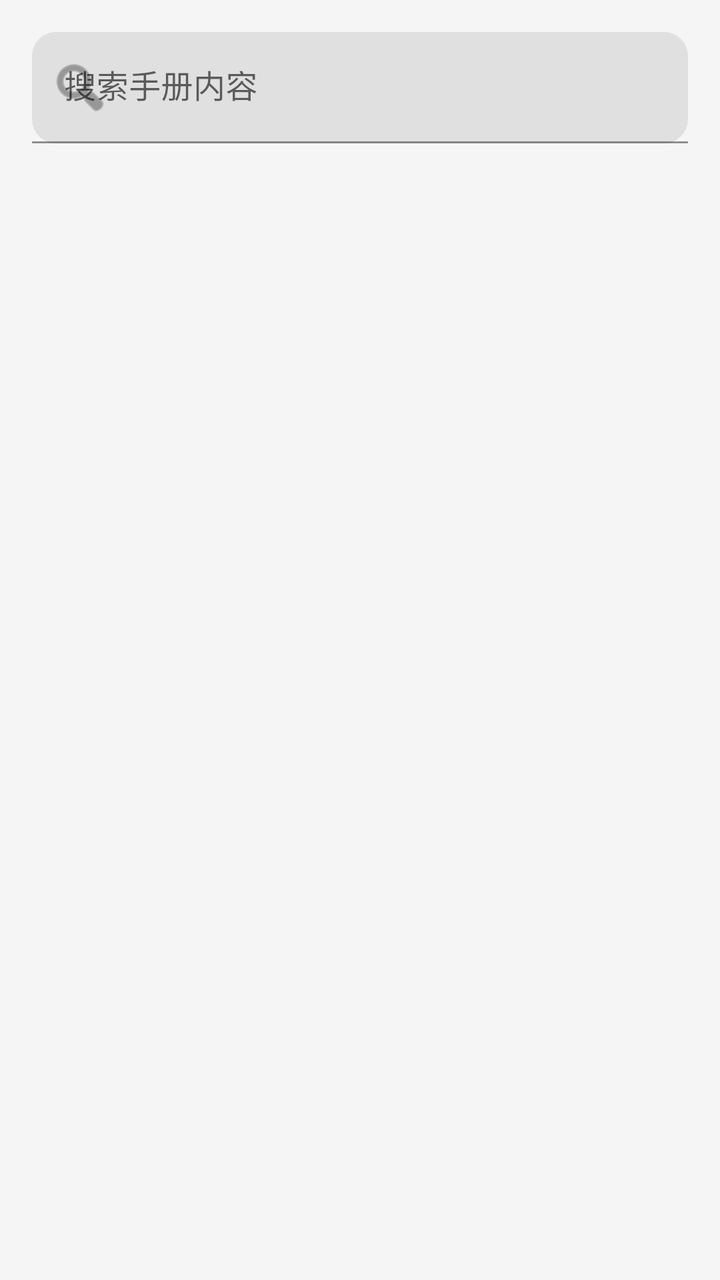
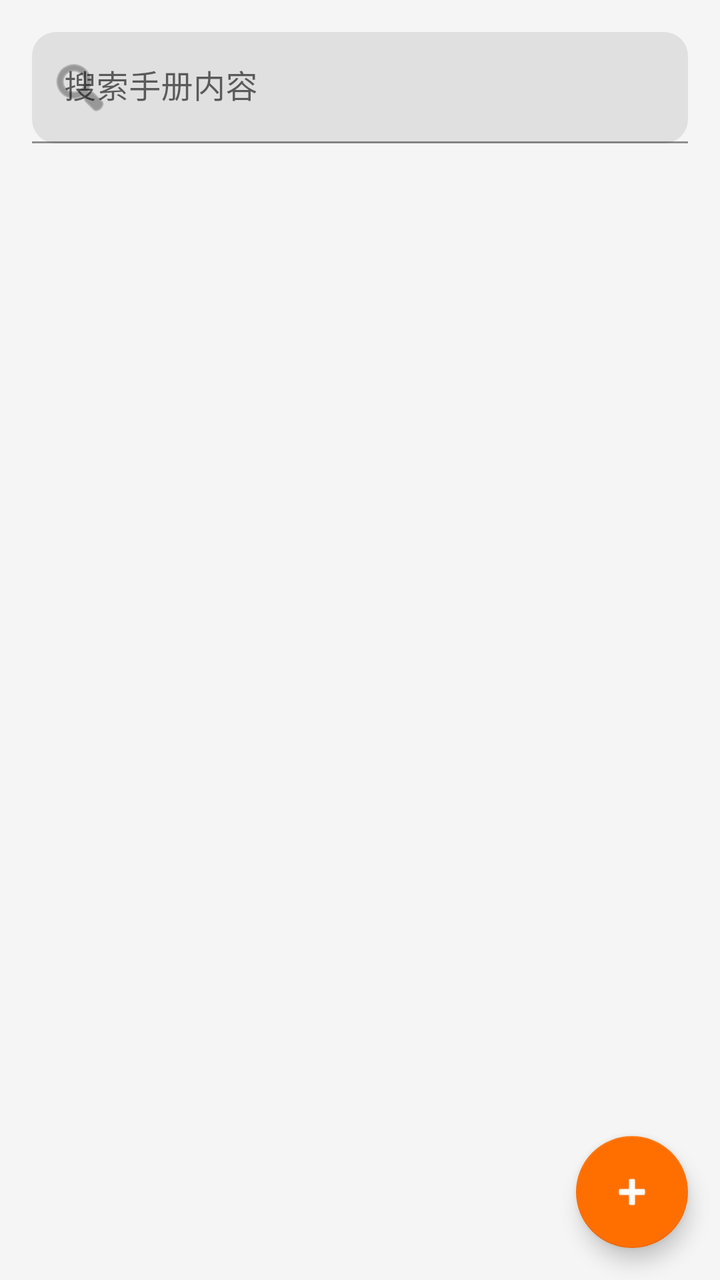

An Android layout rendered at two revisions. The XML below is the earlier revision; the diff shows what the commit changed to produce the second picture.
<!-- AndroidManifest.xml: application theme Theme.OncologyHandbook -->
<!-- res/layout/fragment_manual.xml -->
<?xml version="1.0" encoding="utf-8"?>
<LinearLayout xmlns:android="http://schemas.android.com/apk/res/android"
    android:layout_width="match_parent"
    android:layout_height="match_parent"
    android:background="@color/bg_gray"
    android:orientation="vertical">

    <com.google.android.material.textfield.TextInputLayout
        android:layout_width="match_parent"
        android:layout_height="wrap_content"
        android:layout_margin="16dp"
        android:hint="搜索手册内容"
        app:boxCornerRadiusBottomEnd="12dp"
        app:boxCornerRadiusBottomStart="12dp"
        app:boxCornerRadiusTopEnd="12dp"
        app:boxCornerRadiusTopStart="12dp"
        app:startIconDrawable="@android:drawable/ic_menu_search"
        xmlns:app="http://schemas.android.com/apk/res-auto">

        <com.google.android.material.textfield.TextInputEditText
            android:id="@+id/et_search"
            android:layout_width="match_parent"
            android:layout_height="wrap_content"
            android:imeOptions="actionSearch"
            android:inputType="text"
            android:maxLines="1" />
    </com.google.android.material.textfield.TextInputLayout>

    <androidx.recyclerview.widget.RecyclerView
        android:id="@+id/recycler_view"
        android:layout_width="match_parent"
        android:layout_height="match_parent"
        android:clipToPadding="false"
        android:paddingHorizontal="16dp"
        android:paddingBottom="16dp" />

</LinearLayout>
<!-- resources referenced by this layout -->
<resources>
  <color name="bg_gray">#F5F5F5</color>
  <style name="Theme.OncologyHandbook" parent="Theme.MaterialComponents.Light.NoActionBar">
          <item name="colorPrimary">@color/primary</item>
          <item name="colorPrimaryVariant">@color/primary_dark</item>
          <item name="colorOnPrimary">@color/white</item>
          <item name="colorSecondary">@color/accent</item>
          <item name="colorSecondaryVariant">@color/accent</item>
          <item name="colorOnSecondary">@color/white</item>
          <item name="android:statusBarColor">@color/primary_dark</item>
          <item name="android:windowBackground">@color/bg_gray</item>
      </style>
  <color name="primary">#1565C0</color>
  <color name="primary_dark">#0D47A1</color>
  <color name="white">#FFFFFF</color>
  <color name="accent">#FF6F00</color>
</resources>

<!-- the commit's change to res/layout/fragment_manual.xml (unified diff, before → after) -->
@@ -1,37 +1,52 @@
 <?xml version="1.0" encoding="utf-8"?>
-<LinearLayout xmlns:android="http://schemas.android.com/apk/res/android"
+<FrameLayout xmlns:android="http://schemas.android.com/apk/res/android"
+    xmlns:app="http://schemas.android.com/apk/res-auto"
     android:layout_width="match_parent"
     android:layout_height="match_parent"
-    android:background="@color/bg_gray"
-    android:orientation="vertical">
+    android:background="@color/bg_gray">
 
-    <com.google.android.material.textfield.TextInputLayout
+    <LinearLayout
         android:layout_width="match_parent"
-        android:layout_height="wrap_content"
-        android:layout_margin="16dp"
-        android:hint="搜索手册内容"
-        app:boxCornerRadiusBottomEnd="12dp"
-        app:boxCornerRadiusBottomStart="12dp"
-        app:boxCornerRadiusTopEnd="12dp"
-        app:boxCornerRadiusTopStart="12dp"
-        app:startIconDrawable="@android:drawable/ic_menu_search"
-        xmlns:app="http://schemas.android.com/apk/res-auto">
+        android:layout_height="match_parent"
+        android:orientation="vertical">
 
-        <com.google.android.material.textfield.TextInputEditText
-            android:id="@+id/et_search"
+        <com.google.android.material.textfield.TextInputLayout
             android:layout_width="match_parent"
             android:layout_height="wrap_content"
-            android:imeOptions="actionSearch"
-            android:inputType="text"
-            android:maxLines="1" />
-    </com.google.android.material.textfield.TextInputLayout>
+            android:layout_margin="16dp"
+            android:hint="搜索手册内容"
+            app:boxCornerRadiusBottomEnd="12dp"
+            app:boxCornerRadiusBottomStart="12dp"
+            app:boxCornerRadiusTopEnd="12dp"
+            app:boxCornerRadiusTopStart="12dp"
+            app:startIconDrawable="@android:drawable/ic_menu_search">
 
-    <androidx.recyclerview.widget.RecyclerView
-        android:id="@+id/recycler_view"
-        android:layout_width="match_parent"
-        android:layout_height="match_parent"
-        android:clipToPadding="false"
-        android:paddingHorizontal="16dp"
-        android:paddingBottom="16dp" />
+            <com.google.android.material.textfield.TextInputEditText
+                android:id="@+id/et_search"
+                android:layout_width="match_parent"
+                android:layout_height="wrap_content"
+                android:imeOptions="actionSearch"
+                android:inputType="text"
+                android:maxLines="1" />
+        </com.google.android.material.textfield.TextInputLayout>
 
-</LinearLayout>
+        <androidx.recyclerview.widget.RecyclerView
+            android:id="@+id/recycler_view"
+            android:layout_width="match_parent"
+            android:layout_height="match_parent"
+            android:clipToPadding="false"
+            android:paddingHorizontal="16dp"
+            android:paddingBottom="80dp" />
+    </LinearLayout>
+
+    <com.google.android.material.floatingactionbutton.FloatingActionButton
+        android:id="@+id/fab_add_section"
+        android:layout_width="wrap_content"
+        android:layout_height="wrap_content"
+        android:layout_gravity="bottom|end"
+        android:layout_margin="16dp"
+        android:contentDescription="新增章节"
+        app:srcCompat="@android:drawable/ic_input_add"
+        app:tint="@color/white" />
+
+</FrameLayout>
<!-- resource entries referenced after the edit -->
@@ -1,6 +1,7 @@
 <!-- resources referenced by this layout -->
 <resources>
   <color name="bg_gray">#F5F5F5</color>
+  <color name="white">#FFFFFF</color>
   <style name="Theme.OncologyHandbook" parent="Theme.MaterialComponents.Light.NoActionBar">
           <item name="colorPrimary">@color/primary</item>
           <item name="colorPrimaryVariant">@color/primary_dark</item>
@@ -13,7 +14,6 @@
       </style>
   <color name="primary">#1565C0</color>
   <color name="primary_dark">#0D47A1</color>
-  <color name="white">#FFFFFF</color>
   <color name="accent">#FF6F00</color>
 </resources>
 
